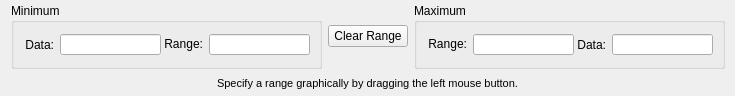
The window that code/guitools/Histogram/RangeControlsWidget.ui (radio-astro/casa) describes before a commit, drawn with Qt 5.
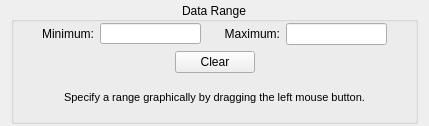
The same window after the commit.

Commit message: New Development: No             JIRA Issue: No         Ready for Test: Yes      Interface Changes: No What Interface Changed: Please list interface changes          Test Programs: List test programs   Put in Release Notes: No              Module(s): Module Names change impacts.            Description: Histogram changes in response to Leroy's suggestions: 1.  Remove Data min & max from range controls. 2.  Change "Zoom Neutral"  to "Full Range" in zoom functionality.

```diff
--- a/code/guitools/Histogram/RangeControlsWidget.ui
+++ b/code/guitools/Histogram/RangeControlsWidget.ui
@@ -6,8 +6,8 @@
    <rect>
     <x>0</x>
     <y>0</y>
-    <width>735</width>
-    <height>96</height>
+    <width>429</width>
+    <height>126</height>
    </rect>
   </property>
   <property name="minimumSize">
@@ -19,72 +19,49 @@
   <property name="windowTitle">
    <string>RangeControlsWidget</string>
   </property>
+  <layout class="QVBoxLayout" name="verticalLayout_2">
+   <property name="topMargin">
+    <number>2</number>
+   </property>
+   <property name="bottomMargin">
+    <number>2</number>
+   </property>
+   <item>
+    <widget class="QGroupBox" name="groupBox">
+     <property name="title">
+      <string>Data Range</string>
+     </property>
+     <property name="alignment">
+      <set>Qt::AlignCenter</set>
+     </property>
   <layout class="QVBoxLayout" name="verticalLayout">
-   <property name="spacing">
-    <number>2</number>
-   </property>
    <property name="topMargin">
-    <number>3</number>
+       <number>1</number>
    </property>
    <property name="bottomMargin">
-    <number>0</number>
+       <number>4</number>
    </property>
    <item>
     <layout class="QHBoxLayout" name="horizontalLayout_3">
      <item>
-      <widget class="QGroupBox" name="minGroupBox">
-       <property name="minimumSize">
-        <size>
-         <width>0</width>
-         <height>55</height>
-        </size>
-       </property>
-       <property name="title">
-        <string>Minimum</string>
-       </property>
-       <layout class="QHBoxLayout" name="horizontalLayout">
+         <layout class="QHBoxLayout" name="horizontalLayout_2">
         <item>
-         <widget class="QLabel" name="label">
-          <property name="text">
-           <string>&lt;font color='black'&gt;Data:&lt;/font&gt;</string>
-          </property>
-          <property name="alignment">
-           <set>Qt::AlignRight|Qt::AlignTrailing|Qt::AlignVCenter</set>
-          </property>
-         </widget>
-        </item>
-        <item>
-         <widget class="QLineEdit" name="dataMinLineEdit">
-          <property name="sizePolicy">
-           <sizepolicy hsizetype="Fixed" vsizetype="Fixed">
-            <horstretch>0</horstretch>
-            <verstretch>0</verstretch>
-           </sizepolicy>
-          </property>
-          <property name="minimumSize">
+           <spacer name="horizontalSpacer_5">
+            <property name="orientation">
+             <enum>Qt::Horizontal</enum>
+            </property>
+            <property name="sizeHint" stdset="0">
            <size>
-            <width>101</width>
-            <height>21</height>
-           </size>
-          </property>
-          <property name="maximumSize">
-           <size>
-            <width>101</width>
-            <height>21</height>
-           </size>
-          </property>
-          <property name="toolTip">
-           <string>Minimum x-value of the data.</string>
-          </property>
-          <property name="readOnly">
-           <bool>true</bool>
-          </property>
-         </widget>
+              <width>40</width>
+              <height>20</height>
+             </size>
+            </property>
+           </spacer>
         </item>
         <item>
          <widget class="QLabel" name="minLabel">
           <property name="text">
-           <string>&lt;font color='black'&gt;Range:&lt;/font&gt;</string>
+             <string>&lt;font color='black'&gt;Minimum:&lt;/font&gt;</string>
           </property>
           <property name="alignment">
            <set>Qt::AlignRight|Qt::AlignTrailing|Qt::AlignVCenter</set>
@@ -117,34 +94,39 @@
          </widget>
         </item>
        </layout>
-      </widget>
      </item>
      <item>
-      <widget class="QPushButton" name="clearRangeButton">
-       <property name="toolTip">
-        <string>Clear the range.</string>
-       </property>
-       <property name="text">
-        <string>Clear Range</string>
-       </property>
-      </widget>
+         <spacer name="horizontalSpacer_4">
+          <property name="orientation">
+           <enum>Qt::Horizontal</enum>
+          </property>
+          <property name="sizeHint" stdset="0">
+           <size>
+            <width>18</width>
+            <height>20</height>
+           </size>
+          </property>
+         </spacer>
      </item>
      <item>
-      <widget class="QGroupBox" name="maxGroupBox">
-       <property name="minimumSize">
+         <layout class="QHBoxLayout" name="horizontalLayout">
+          <item>
+           <spacer name="horizontalSpacer_8">
+            <property name="orientation">
+             <enum>Qt::Horizontal</enum>
+            </property>
+            <property name="sizeHint" stdset="0">
         <size>
-         <width>0</width>
-         <height>55</height>
-        </size>
-       </property>
-       <property name="title">
-        <string>Maximum</string>
-       </property>
-       <layout class="QHBoxLayout" name="horizontalLayout_2">
+              <width>40</width>
+              <height>20</height>
+             </size>
+            </property>
+           </spacer>
+          </item>
         <item>
          <widget class="QLabel" name="maxLabel">
           <property name="text">
-           <string>&lt;font color='black'&gt;Range:&lt;/font&gt;</string>
+             <string>&lt;font color='black'&gt;Maximum:&lt;/font&gt;</string>
           </property>
           <property name="alignment">
            <set>Qt::AlignRight|Qt::AlignTrailing|Qt::AlignVCenter</set>
@@ -179,46 +161,60 @@
           </property>
          </widget>
         </item>
+         </layout>
+        </item>
         <item>
-         <widget class="QLabel" name="label_2">
-          <property name="text">
-           <string>Data:</string>
+         <spacer name="horizontalSpacer_6">
+          <property name="orientation">
+           <enum>Qt::Horizontal</enum>
           </property>
-          <property name="alignment">
-           <set>Qt::AlignRight|Qt::AlignTrailing|Qt::AlignVCenter</set>
+          <property name="sizeHint" stdset="0">
+           <size>
+            <width>40</width>
+            <height>20</height>
+           </size>
           </property>
-         </widget>
+         </spacer>
         </item>
+       </layout>
+      </item>
         <item>
-         <widget class="QLineEdit" name="dataMaxLineEdit">
-          <property name="sizePolicy">
-           <sizepolicy hsizetype="Fixed" vsizetype="Fixed">
-            <horstretch>0</horstretch>
-            <verstretch>0</verstretch>
-           </sizepolicy>
+       <layout class="QHBoxLayout" name="horizontalLayout_4">
+        <item>
+         <spacer name="horizontalSpacer_3">
+          <property name="orientation">
+           <enum>Qt::Horizontal</enum>
           </property>
-          <property name="minimumSize">
+          <property name="sizeHint" stdset="0">
            <size>
-            <width>101</width>
-            <height>21</height>
+            <width>40</width>
+            <height>20</height>
            </size>
           </property>
-          <property name="maximumSize">
-           <size>
-            <width>101</width>
-            <height>21</height>
-           </size>
-          </property>
+         </spacer>
+        </item>
+        <item>
+         <widget class="QPushButton" name="clearRangeButton">
           <property name="toolTip">
-           <string>Maximum data value.</string>
+           <string>Clear the range.</string>
           </property>
-          <property name="readOnly">
-           <bool>true</bool>
+          <property name="text">
+           <string>Clear</string>
           </property>
          </widget>
         </item>
-       </layout>
-      </widget>
+        <item>
+         <spacer name="horizontalSpacer_7">
+          <property name="orientation">
+           <enum>Qt::Horizontal</enum>
+          </property>
+          <property name="sizeHint" stdset="0">
+           <size>
+            <width>40</width>
+            <height>20</height>
+           </size>
+          </property>
+         </spacer>
      </item>
     </layout>
    </item>
@@ -263,6 +259,9 @@
       </spacer>
      </item>
     </layout>
+      </item>
+     </layout>
+    </widget>
    </item>
   </layout>
  </widget>
```
Lines whose indentation alone changed are shown as unchanged. The commit also changes 9 other files.
